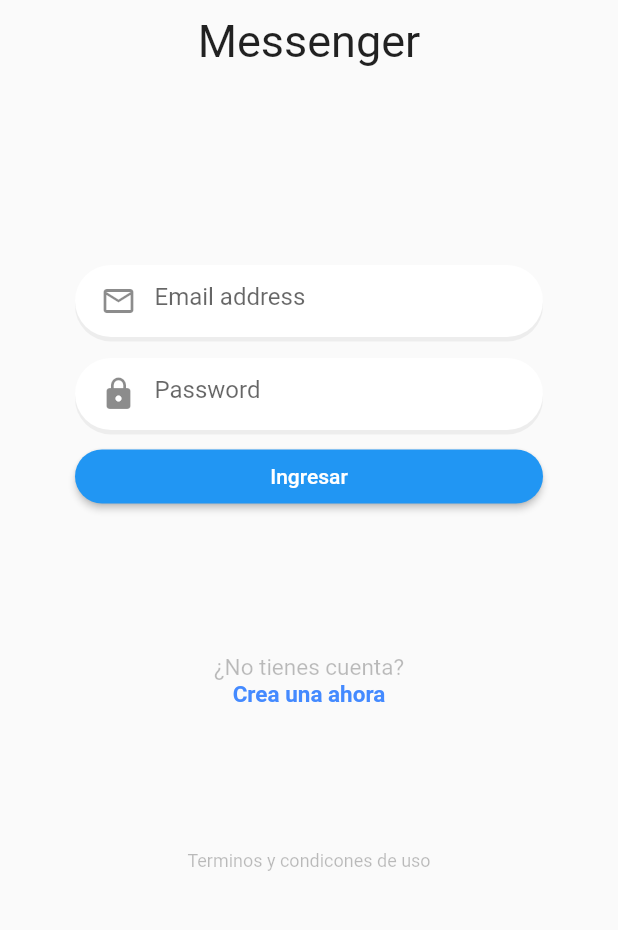
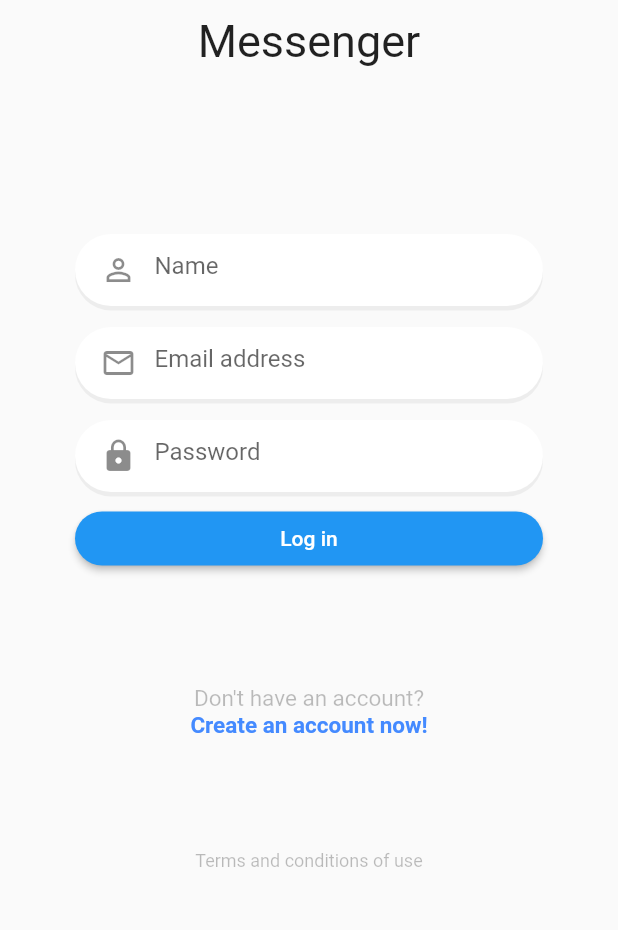
Before and after one commit to Luisparr14/chat_app, a Flutter app: the screen it shows after launch, on a phone screen of 412 x 824 dp, the part 241-1171 px from its top. Run offline on Flutter 3.47's test engine with Material 2 defaults, Android fonts, the phone set to English and light mode, and no system bars.

Commit message:
clase #56 - flutter avanzado

```diff
--- a/lib/screens/login.dart
+++ b/lib/screens/login.dart
@@ -18,11 +18,15 @@ class LoginScreen extends StatelessWidget {
             child: Column(
               mainAxisAlignment: MainAxisAlignment.spaceBetween,
               children: [
-                const Logo(),
+                const Logo(title: 'Messenger'),
                 _Form(),
-                const Labels(),
+                const Labels(
+                  ask: 'Don\'t have an account?',
+                  btnText: 'Create an account now!',
+                  routeName: 'register',
+                ),
                 const Text(
-                  'Terminos y condicones de uso',
+                  'Terms and conditions of use',
                   style: TextStyle(
                       fontSize: 12,
                       fontWeight: FontWeight.w400,
@@ -43,6 +47,7 @@ class _Form extends StatefulWidget {
 }
 
 class __FormState extends State<_Form> {
+  final nameCrtl = TextEditingController();
   final emailCtrl = TextEditingController();
   final passCrtl = TextEditingController();
 
@@ -52,6 +57,11 @@ class __FormState extends State<_Form> {
       margin: const EdgeInsets.only(top: 30),
       padding: const EdgeInsets.symmetric(horizontal: 50),
       child: Column(children: [
+        CustomInput(
+          textController: nameCrtl,
+          placeholder: 'Name',
+          icon: Icons.perm_identity
+        ),
         CustomInput(
           textController: emailCtrl,
           placeholder: 'Email address',
@@ -64,7 +74,7 @@ class __FormState extends State<_Form> {
           icon: Icons.lock,
           isPassword: true,
         ),
-        Button(onPressed: _handleLogin, textBtn: 'Ingresar')
+        Button(onPressed: _handleLogin, textBtn: 'Log in')
       ]),
     );
   }
--- a/lib/widgets/labels.dart
+++ b/lib/widgets/labels.dart
@@ -1,22 +1,29 @@
 import 'package:flutter/material.dart';
 
 class Labels extends StatelessWidget {
-  const Labels({super.key});
+  const Labels({super.key, required this.ask, required this.btnText, required this.routeName});
+
+  final String ask;
+  final String btnText;
+  final String routeName;
 
   @override
   Widget build(BuildContext context) {
-    return const Column(children: [
+    return Column(children: [
       Text(
-        '¿No tienes cuenta?',
-        style: TextStyle(
+        ask,
+        style: const TextStyle(
             fontSize: 15, fontWeight: FontWeight.w400, color: Colors.black26),
       ),
-      Text(
-        'Crea una ahora',
-        style: TextStyle(
-            fontSize: 15,
-            fontWeight: FontWeight.bold,
-            color: Colors.blueAccent),
+      GestureDetector(
+        onTap: () => Navigator.pushReplacementNamed(context, routeName),
+        child: Text(
+          btnText,
+          style: const TextStyle(
+              fontSize: 15,
+              fontWeight: FontWeight.bold,
+              color: Colors.blueAccent),
+        ),
       ),
     ]);
   }
--- a/lib/widgets/logo.dart
+++ b/lib/widgets/logo.dart
@@ -1,20 +1,22 @@
 import 'package:flutter/material.dart';
 
 class Logo extends StatelessWidget {
-  const Logo({super.key});
+  const Logo({super.key, required this.title});
+
+  final String title;
 
   @override
   Widget build(BuildContext context) {
     return Container(
       margin: const EdgeInsets.only(top: 50),
       width: 160,
-      child: const Column(
+      child: Column(
         children: [
-          Image(image: AssetImage('assets/tag-logo.png')),
-          SizedBox(
+          const Image(image: AssetImage('assets/tag-logo.png')),
+          const SizedBox(
             height: 10,
           ),
-          Text('Messenger', style: TextStyle(fontSize: 30)),
+          Text(title, style: const TextStyle(fontSize: 30)),
         ],
       ),
     );
```
Also changed, not shown: lib/screens/register.dart (+71 -6 lines).
